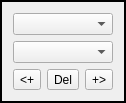
Qt form mqt/MqtLogger/ScreenConfigElement.ui (Rsclub22/Minos2-Mirror) before a commit.
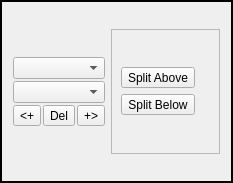
The same form after that commit.

Commit message: Basics of split panel type

What changed in the file:
```diff
--- a/mqt/MqtLogger/ScreenConfigElement.ui
+++ b/mqt/MqtLogger/ScreenConfigElement.ui
@@ -6,8 +6,8 @@
    <rect>
     <x>0</x>
     <y>0</y>
-    <width>126</width>
-    <height>73</height>
+    <width>233</width>
+    <height>183</height>
    </rect>
   </property>
   <property name="windowTitle">
@@ -16,7 +16,40 @@
   <property name="frameShape">
    <enum>QFrame::WinPanel</enum>
   </property>
+  <layout class="QVBoxLayout" name="verticalLayout_3">
+   <item>
+    <spacer name="verticalSpacer_5">
+     <property name="orientation">
+      <enum>Qt::Vertical</enum>
+     </property>
+     <property name="sizeHint" stdset="0">
+      <size>
+       <width>20</width>
+       <height>40</height>
+      </size>
+     </property>
+    </spacer>
+   </item>
+   <item>
+    <layout class="QHBoxLayout" name="horizontalLayout_2">
+     <item>
   <layout class="QVBoxLayout" name="verticalLayout">
+       <property name="spacing">
+        <number>2</number>
+       </property>
+       <item>
+        <spacer name="verticalSpacer_3">
+         <property name="orientation">
+          <enum>Qt::Vertical</enum>
+         </property>
+         <property name="sizeHint" stdset="0">
+          <size>
+           <width>0</width>
+           <height>0</height>
+          </size>
+         </property>
+        </spacer>
+       </item>
    <item>
     <widget class="QComboBox" name="elementTypeCombo"/>
    </item>
@@ -56,6 +89,95 @@
       </widget>
      </item>
     </layout>
+       </item>
+       <item>
+        <spacer name="verticalSpacer_4">
+         <property name="orientation">
+          <enum>Qt::Vertical</enum>
+         </property>
+         <property name="sizeHint" stdset="0">
+          <size>
+           <width>0</width>
+           <height>0</height>
+          </size>
+         </property>
+        </spacer>
+       </item>
+      </layout>
+     </item>
+     <item>
+      <widget class="QFrame" name="splitFrame">
+       <property name="frameShape">
+        <enum>QFrame::StyledPanel</enum>
+       </property>
+       <property name="frameShadow">
+        <enum>QFrame::Raised</enum>
+       </property>
+       <layout class="QVBoxLayout" name="verticalLayout_2">
+        <item>
+         <spacer name="verticalSpacer">
+          <property name="orientation">
+           <enum>Qt::Vertical</enum>
+          </property>
+          <property name="sizeHint" stdset="0">
+           <size>
+            <width>20</width>
+            <height>40</height>
+           </size>
+          </property>
+         </spacer>
+        </item>
+        <item>
+         <widget class="QToolButton" name="splitAboveButton">
+          <property name="text">
+           <string>Split Above</string>
+          </property>
+         </widget>
+        </item>
+        <item>
+         <widget class="QToolButton" name="splitBelowButton">
+          <property name="text">
+           <string>Split Below</string>
+          </property>
+         </widget>
+        </item>
+        <item>
+         <spacer name="verticalSpacer_2">
+          <property name="orientation">
+           <enum>Qt::Vertical</enum>
+          </property>
+          <property name="sizeHint" stdset="0">
+           <size>
+            <width>20</width>
+            <height>40</height>
+           </size>
+          </property>
+         </spacer>
+        </item>
+       </layout>
+      </widget>
+     </item>
+     <item>
+      <layout class="QVBoxLayout" name="eleRowsVbl">
+       <property name="spacing">
+        <number>0</number>
+       </property>
+      </layout>
+     </item>
+    </layout>
+   </item>
+   <item>
+    <spacer name="verticalSpacer_6">
+     <property name="orientation">
+      <enum>Qt::Vertical</enum>
+     </property>
+     <property name="sizeHint" stdset="0">
+      <size>
+       <width>20</width>
+       <height>40</height>
+      </size>
+     </property>
+    </spacer>
    </item>
   </layout>
  </widget>
```
Lines whose indentation alone changed are shown as unchanged. The commit also changes 11 other files.
